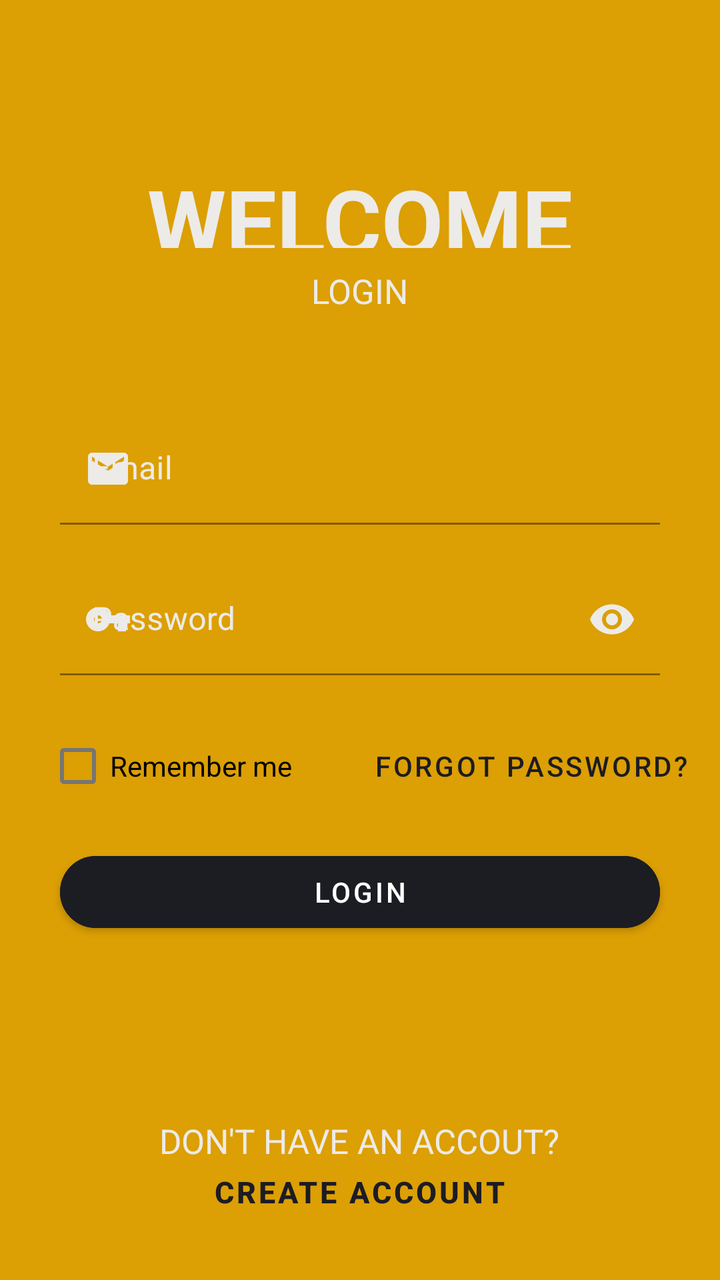
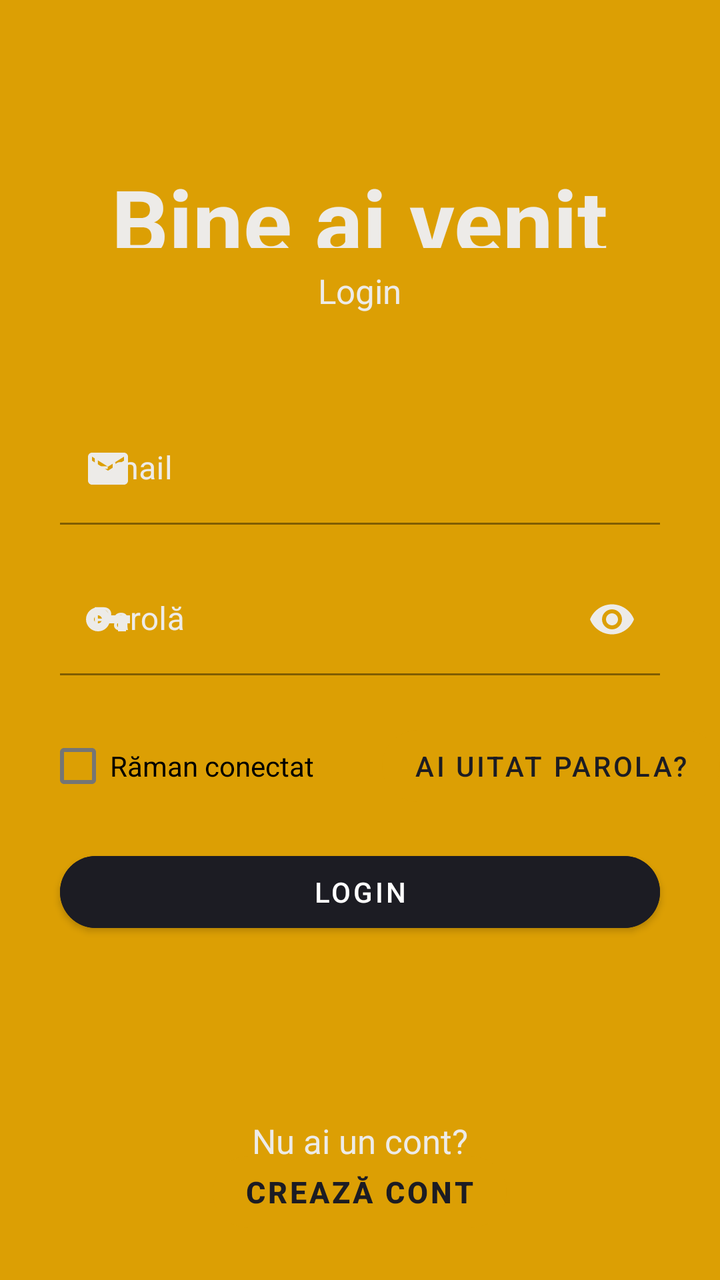

Before-and-after screenshots of an Android layout around one commit, followed by the original layout XML and the change that was made.
<!-- AndroidManifest.xml: application theme Theme.Login -->
<!-- res/layout/fragment_login.xml -->
<?xml version="1.0" encoding="utf-8"?>
<RelativeLayout xmlns:android="http://schemas.android.com/apk/res/android"
    xmlns:app="http://schemas.android.com/apk/res-auto"
    xmlns:tools="http://schemas.android.com/tools"
    android:layout_width="match_parent"
    android:layout_height="match_parent"
    android:background="@color/darkYellow"
    tools:context=".LoginFragment">

    <FrameLayout xmlns:tools="http://schemas.android.com/tools"
        android:id="@+id/container"
        android:layout_width="match_parent"
        android:layout_height="0dp"
        android:layout_weight="1"
        tools:ignore="MergeRootFrame" />

    <TextView
        android:id="@+id/title"
        android:layout_width="wrap_content"
        android:layout_height="wrap_content"
        android:layout_above="@id/subtitle"
        android:layout_centerHorizontal="true"
        android:layout_marginTop="80dp"
        android:layout_marginBottom="10dp"
        android:text="WELCOME"
        android:textColor="@color/desertStorm"
        android:textSize="45sp"
        android:textStyle="bold" />

    <TextView
        android:id="@+id/subtitle"
        android:layout_width="wrap_content"
        android:layout_height="wrap_content"
        android:layout_above="@id/loginEmail"
        android:layout_centerHorizontal="true"
        android:layout_marginStart="25dp"
        android:layout_marginBottom="50dp"
        android:text="LOGIN"
        android:textColor="@color/desertStorm"
        android:textSize="17sp" />

    <com.google.android.material.textfield.TextInputLayout
        android:id="@+id/loginEmail"
        android:layout_width="match_parent"
        android:layout_height="wrap_content"
        android:layout_above="@id/loginPassword"
        android:layout_marginLeft="30dp"
        android:layout_marginRight="30dp"
        android:backgroundTint="@color/desertStorm"
        android:hint="Email"
        android:inputType="textEmailAddress"
        android:textColor="@color/desertStorm"
        android:textColorHint="@color/desertStorm"
        android:textSize="15sp"
        app:startIconDrawable="@drawable/email_icon"
        app:startIconTint="@color/desertStorm"
        app:errorEnabled="true">

        <com.google.android.material.textfield.TextInputEditText
            android:layout_width="match_parent"
            android:layout_height="wrap_content"
            android:background="@color/darkYellow" />

    </com.google.android.material.textfield.TextInputLayout>

    <com.google.android.material.textfield.TextInputLayout
        android:id="@+id/loginPassword"
        android:layout_width="match_parent"
        android:layout_height="wrap_content"
        android:layout_centerInParent="true"
        android:layout_marginLeft="30dp"
        android:layout_marginTop="-1dp"
        android:layout_marginRight="30dp"
        android:backgroundTint="@color/desertStorm"
        android:hint="Password"
        android:inputType="textPassword"
        android:textColor="@color/desertStorm"
        android:textColorHint="@color/desertStorm"
        android:textSize="15sp"
        app:endIconMode="password_toggle"
        app:endIconTint="@color/desertStorm"
        app:startIconDrawable="@drawable/password_icon"
        app:startIconTint="@color/desertStorm"
        app:errorEnabled="true">

        <com.google.android.material.textfield.TextInputEditText
            android:layout_width="match_parent"
            android:layout_height="wrap_content"
            android:background="@color/darkYellow"
            android:inputType="textPassword" />

    </com.google.android.material.textfield.TextInputLayout>

    <CheckBox
        android:id="@+id/rememberMeCheckBox"
        android:layout_width="wrap_content"
        android:layout_height="wrap_content"
        android:layout_below="@id/loginPassword"
        android:layout_alignParentStart="true"
        android:layout_alignParentLeft="true"
        android:layout_centerInParent="true"
        android:layout_marginStart="23dp"
        android:layout_marginTop="1dp"
        android:text="Remember me"/>

    <Button
        android:id="@+id/forgotPassword"
        android:layout_width="wrap_content"
        android:layout_height="wrap_content"
        android:layout_below="@id/loginPassword"
        android:layout_alignParentRight="true"
        android:layout_marginTop="1dp"
        android:backgroundTint="@color/darkYellow"
        android:outlineSpotShadowColor="@color/darkYellow"
        android:text="Forgot password?"
        android:textColor="@color/blackRussian"
        app:cornerRadius="20dp" />

    <Button
        android:id="@+id/loginButton"
        android:layout_width="match_parent"
        android:layout_height="wrap_content"
        android:layout_below="@id/forgotPassword"
        android:layout_marginLeft="30dp"
        android:layout_marginTop="15dp"
        android:layout_marginRight="30dp"
        android:backgroundTint="@color/blackRussian"
        android:text="Login"
        android:textColor="@android:color/white"
        app:cornerRadius="20dp" />

    <TextView
        android:id="@+id/dontHaveAccout"
        android:layout_width="wrap_content"
        android:layout_height="wrap_content"
        android:layout_above="@id/createAccountButton"
        android:layout_centerHorizontal="true"
        android:layout_marginBottom="-10dp"
        android:text="DON'T HAVE AN ACCOUT?"
        android:textColor="@color/desertStorm"
        android:textSize="17sp" />

    <Button
        android:id="@+id/createAccountButton"
        android:layout_width="wrap_content"
        android:layout_height="wrap_content"
        android:layout_alignParentBottom="true"
        android:layout_centerHorizontal="true"
        android:layout_marginBottom="20dp"
        android:backgroundTint="@color/darkYellow"
        android:outlineSpotShadowColor="@color/darkYellow"
        android:text="Create account"
        android:textColor="@color/blackRussian"
        android:textSize="15sp"
        android:textStyle="bold"
        app:cornerRadius="20dp" />

</RelativeLayout>
<!-- resources referenced by this layout -->
<resources>
  <color name="blackRussian">#1c1c23</color>
  <color name="darkYellow">#dc9f04</color>
  <color name="desertStorm">#edebe8</color>
  <!-- drawable email_icon (drawable) -->
  <vector android:height="24dp" android:tint="#FFFFFF"
      android:viewportHeight="24" android:viewportWidth="24"
      android:width="24dp" xmlns:android="http://schemas.android.com/apk/res/android">
      <path android:fillColor="@android:color/white" android:pathData="M20,4L4,4c-1.1,0 -1.99,0.9 -1.99,2L2,18c0,1.1 0.9,2 2,2h16c1.1,0 2,-0.9 2,-2L22,6c0,-1.1 -0.9,-2 -2,-2zM20,8l-8,5 -8,-5L4,6l8,5 8,-5v2z"/>
  </vector>
  <!-- drawable password_icon (drawable) -->
  <vector android:height="24dp" android:tint="#FFFFFF"
      android:viewportHeight="24" android:viewportWidth="24"
      android:width="24dp" xmlns:android="http://schemas.android.com/apk/res/android">
      <path android:fillColor="@android:color/white" android:pathData="M12.65,10C11.83,7.67 9.61,6 7,6c-3.31,0 -6,2.69 -6,6s2.69,6 6,6c2.61,0 4.83,-1.67 5.65,-4H17v4h4v-4h2v-4H12.65zM7,14c-1.1,0 -2,-0.9 -2,-2s0.9,-2 2,-2 2,0.9 2,2 -0.9,2 -2,2z"/>
  </vector>
  <style name="Theme.Login" parent="Theme.MaterialComponents.DayNight.NoActionBar">
          
          <item name="colorPrimary">@color/purple_500</item>
          <item name="colorPrimaryVariant">@color/blackRussian</item>
          <item name="colorOnPrimary">@color/white</item>
          
          <item name="colorSecondary">@color/teal_200</item>
          <item name="colorSecondaryVariant">@color/teal_700</item>
          <item name="colorOnSecondary">@color/black</item>
          
          <item name="android:statusBarColor">?attr/colorPrimaryVariant</item>
          
      </style>
  <color name="purple_500">#FF6200EE</color>
  <color name="white">#FFFFFFFF</color>
  <color name="teal_200">#FF03DAC5</color>
  <color name="teal_700">#FF018786</color>
  <color name="black">#FF000000</color>
</resources>

<!-- the commit's change to res/layout/fragment_login.xml (unified diff, before → after) -->
@@ -7,11 +7,10 @@
     android:background="@color/darkYellow"
     tools:context=".LoginFragment">
 
-    <FrameLayout xmlns:tools="http://schemas.android.com/tools"
+    <FrameLayout
         android:id="@+id/container"
         android:layout_width="match_parent"
         android:layout_height="0dp"
-        android:layout_weight="1"
         tools:ignore="MergeRootFrame" />
 
     <TextView
@@ -22,7 +21,7 @@
         android:layout_centerHorizontal="true"
         android:layout_marginTop="80dp"
         android:layout_marginBottom="10dp"
-        android:text="WELCOME"
+        android:text="Bine ai venit"
         android:textColor="@color/desertStorm"
         android:textSize="45sp"
         android:textStyle="bold" />
@@ -35,7 +34,7 @@
         android:layout_centerHorizontal="true"
         android:layout_marginStart="25dp"
         android:layout_marginBottom="50dp"
-        android:text="LOGIN"
+        android:text="@string/login"
         android:textColor="@color/desertStorm"
         android:textSize="17sp" />
 
@@ -47,8 +46,8 @@
         android:layout_marginLeft="30dp"
         android:layout_marginRight="30dp"
         android:backgroundTint="@color/desertStorm"
-        android:hint="Email"
-        android:inputType="textEmailAddress"
+        android:hint="@string/email"
+
         android:textColor="@color/desertStorm"
         android:textColorHint="@color/desertStorm"
         android:textSize="15sp"
@@ -59,7 +58,8 @@
         <com.google.android.material.textfield.TextInputEditText
             android:layout_width="match_parent"
             android:layout_height="wrap_content"
-            android:background="@color/darkYellow" />
+            android:background="@color/darkYellow"
+            android:inputType="textEmailAddress" />
 
     </com.google.android.material.textfield.TextInputLayout>
 
@@ -72,7 +72,7 @@
         android:layout_marginTop="-1dp"
         android:layout_marginRight="30dp"
         android:backgroundTint="@color/desertStorm"
-        android:hint="Password"
+        android:hint="@string/password"
         android:inputType="textPassword"
         android:textColor="@color/desertStorm"
         android:textColorHint="@color/desertStorm"
@@ -84,6 +84,7 @@
         app:errorEnabled="true">
 
         <com.google.android.material.textfield.TextInputEditText
+            android:id="@+id/loginPasswordTIET"
             android:layout_width="match_parent"
             android:layout_height="wrap_content"
             android:background="@color/darkYellow"
@@ -101,7 +102,7 @@
         android:layout_centerInParent="true"
         android:layout_marginStart="23dp"
         android:layout_marginTop="1dp"
-        android:text="Remember me"/>
+        android:text="Răman conectat" />
 
     <Button
         android:id="@+id/forgotPassword"
@@ -112,7 +113,7 @@
         android:layout_marginTop="1dp"
         android:backgroundTint="@color/darkYellow"
         android:outlineSpotShadowColor="@color/darkYellow"
-        android:text="Forgot password?"
+        android:text="@string/forgotPassword"
         android:textColor="@color/blackRussian"
         app:cornerRadius="20dp" />
 
@@ -125,7 +126,7 @@
         android:layout_marginTop="15dp"
         android:layout_marginRight="30dp"
         android:backgroundTint="@color/blackRussian"
-        android:text="Login"
+        android:text="@string/login"
         android:textColor="@android:color/white"
         app:cornerRadius="20dp" />
 
@@ -136,7 +137,7 @@
         android:layout_above="@id/createAccountButton"
         android:layout_centerHorizontal="true"
         android:layout_marginBottom="-10dp"
-        android:text="DON'T HAVE AN ACCOUT?"
+        android:text="@string/withoutAccount"
         android:textColor="@color/desertStorm"
         android:textSize="17sp" />
 
@@ -149,7 +150,7 @@
         android:layout_marginBottom="20dp"
         android:backgroundTint="@color/darkYellow"
         android:outlineSpotShadowColor="@color/darkYellow"
-        android:text="Create account"
+        android:text="@string/createAccount"
         android:textColor="@color/blackRussian"
         android:textSize="15sp"
         android:textStyle="bold"
<!-- resource entries referenced after the edit -->
@@ -15,10 +15,16 @@
       android:width="24dp" xmlns:android="http://schemas.android.com/apk/res/android">
       <path android:fillColor="@android:color/white" android:pathData="M12.65,10C11.83,7.67 9.61,6 7,6c-3.31,0 -6,2.69 -6,6s2.69,6 6,6c2.61,0 4.83,-1.67 5.65,-4H17v4h4v-4h2v-4H12.65zM7,14c-1.1,0 -2,-0.9 -2,-2s0.9,-2 2,-2 2,0.9 2,2 -0.9,2 -2,2z"/>
   </vector>
+  <string name="createAccount">Crează cont</string>
+  <string name="email">Email</string>
+  <string name="forgotPassword">Ai uitat parola?</string>
+  <string name="login">Login</string>
+  <string name="password">Parolă</string>
+  <string name="withoutAccount">Nu ai un cont?</string>
   <style name="Theme.Login" parent="Theme.MaterialComponents.DayNight.NoActionBar">
           
           <item name="colorPrimary">@color/purple_500</item>
-          <item name="colorPrimaryVariant">@color/blackRussian</item>
+          <item name="colorPrimaryVariant">@color/darkYellow</item>
           <item name="colorOnPrimary">@color/white</item>
           
           <item name="colorSecondary">@color/teal_200</item>
